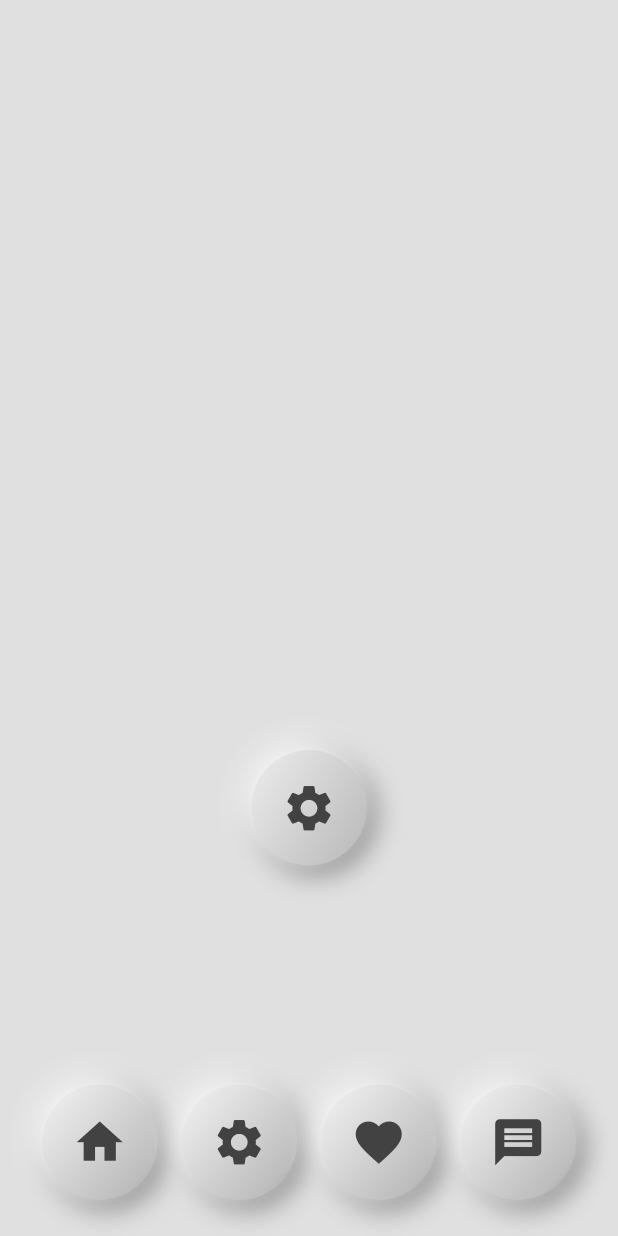
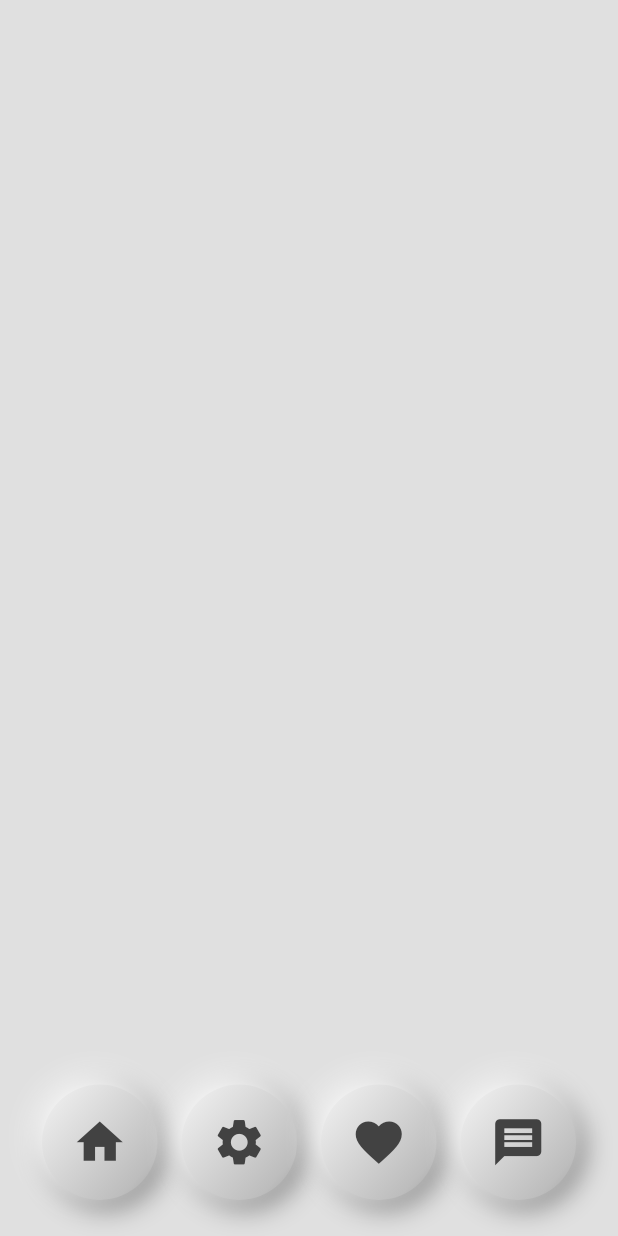
Before and after one commit to mitchkoko/tutorialSoftButtonPress, a Flutter app: the screen it shows after launch, on a phone screen of 412 x 824 dp. Run offline on Flutter 3.47's test engine with Material 2 defaults, Android fonts, the phone set to English and light mode, and no system bars.

```diff
--- a/lib/main.dart
+++ b/lib/main.dart
@@ -1,5 +1,4 @@
 import 'package:flutter/material.dart';
-
 import 'button.dart';
 import 'buttontapped.dart';
 
@@ -17,18 +16,20 @@ class MyApp extends StatelessWidget {
 }
 
 class MyHomePage extends StatefulWidget {
-
   @override
   _MyHomePageState createState() => _MyHomePageState();
-
 }
 
 class _MyHomePageState extends State<MyHomePage> {
+
+  // SET ICONS HERE
 
   var icons1 = Icons.home;
   var icons2 = Icons.settings;
   var icons3 = Icons.favorite;
   var icons4 = Icons.message;
+
+  //
 
   bool buttonPressed1 = false;
   bool buttonPressed2 = false;
@@ -43,6 +44,7 @@ class _MyHomePageState extends State<MyHomePage> {
       buttonPressed4 = false;
     });
   }
+
   void _letsPress2() {
     setState(() {
       buttonPressed1 = false;
@@ -51,6 +53,7 @@ class _MyHomePageState extends State<MyHomePage> {
       buttonPressed4 = false;
     });
   }
+
   void _letsPress3() {
     setState(() {
       buttonPressed1 = false;
@@ -59,6 +62,7 @@ class _MyHomePageState extends State<MyHomePage> {
       buttonPressed4 = false;
     });
   }
+
   void _letsPress4() {
     setState(() {
       buttonPressed1 = false;
@@ -70,7 +74,6 @@ class _MyHomePageState extends State<MyHomePage> {
 
   @override
   Widget build(BuildContext context) {
-
     return Scaffold(
       backgroundColor: Colors.grey[300],
       body: Center(
@@ -78,66 +81,63 @@ class _MyHomePageState extends State<MyHomePage> {
           mainAxisAlignment: MainAxisAlignment.end,
           children: <Widget>[
             Padding(
-              padding: EdgeInsets.all(18),
+              padding: EdgeInsets.all(20),
               child: Row(
                 children: <Widget>[
                   Expanded(
-                    child: SizedBox(width: 50,),
+                    child: GestureDetector(
+                        // FIRST BUTTON
+                        onTap: _letsPress1,
+                        child: buttonPressed1
+                            ? ButtonTapped(
+                                icon: icons1,
+                              )
+                            : MyButton(
+                                icon: icons1,
+                              )),
                   ),
-
                   Expanded(
                     child: GestureDetector(
-                      onTap: _letsPress2,
-                      child: buttonPressed2 ? ButtonTapped(icon: icons2,) : MyButton(icon: icons2,) ,
-                    ),
+                        // SECOND BUTTON
+                        onTap: _letsPress2,
+                        child: buttonPressed2
+                            ? ButtonTapped(
+                                icon: icons2,
+                              )
+                            : MyButton(
+                                icon: icons2,
+                              )),
                   ),
                   Expanded(
-                    child: SizedBox(width: 50,),
+                    child: GestureDetector(
+                        // THIRD BUTTON
+                        onTap: _letsPress3,
+                        child: buttonPressed3
+                            ? ButtonTapped(
+                                icon: icons3,
+                              )
+                            : MyButton(
+                                icon: icons3,
+                              )),
+                  ),
+                  Expanded(
+                    child: GestureDetector(
+                        // FOURTH BUTTON
+                        onTap: _letsPress4,
+                        child: buttonPressed4
+                            ? ButtonTapped(
+                                icon: icons4,
+                              )
+                            : MyButton(
+                                icon: icons4,
+                              )),
                   ),
                 ],
               ),
-            ),
-            SizedBox(height: 100,),
-            Padding(
-              padding: EdgeInsets.all(20),
-              child:
-
-              Row(
-                children: <Widget>[
-                  Expanded(
-                    child: GestureDetector(   // FIRST BUTTON
-                      onTap: _letsPress1,
-                      child: buttonPressed1 ? ButtonTapped(icon: icons1,) : MyButton(icon: icons1,)
-                    ),
-                  ),
-                  Expanded(
-                    child: GestureDetector(   // SECOND BUTTON
-                      onTap: _letsPress2,
-                      child: buttonPressed2 ? ButtonTapped(icon: icons2,) : MyButton(icon: icons2,)
-                    ),
-                  ),
-                  Expanded(
-                    child: GestureDetector(   // THIRD BUTTON
-                      onTap: _letsPress3,
-                      child: buttonPressed3 ? ButtonTapped(icon: icons3,) : MyButton(icon: icons3,)
-                    ),
-                  ),
-                  Expanded(
-                    child: GestureDetector(   // FOURTH BUTTON
-                      onTap: _letsPress4,
-                      child: buttonPressed4 ? ButtonTapped(icon: icons4,) : MyButton(icon: icons4,)
-                    ),
-                  ),
-                ],
-              )
-
-              ,
             )
           ],
         ),
-
       ),
     );
-
   }
 }
```
Also changed, not shown: 1 other file.
